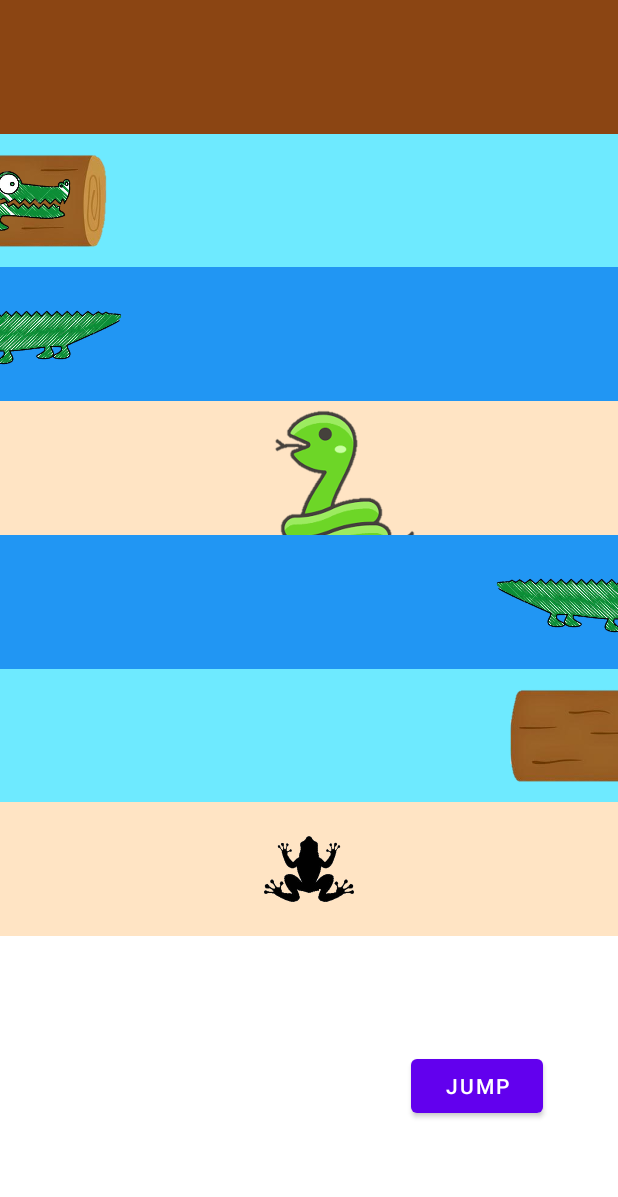
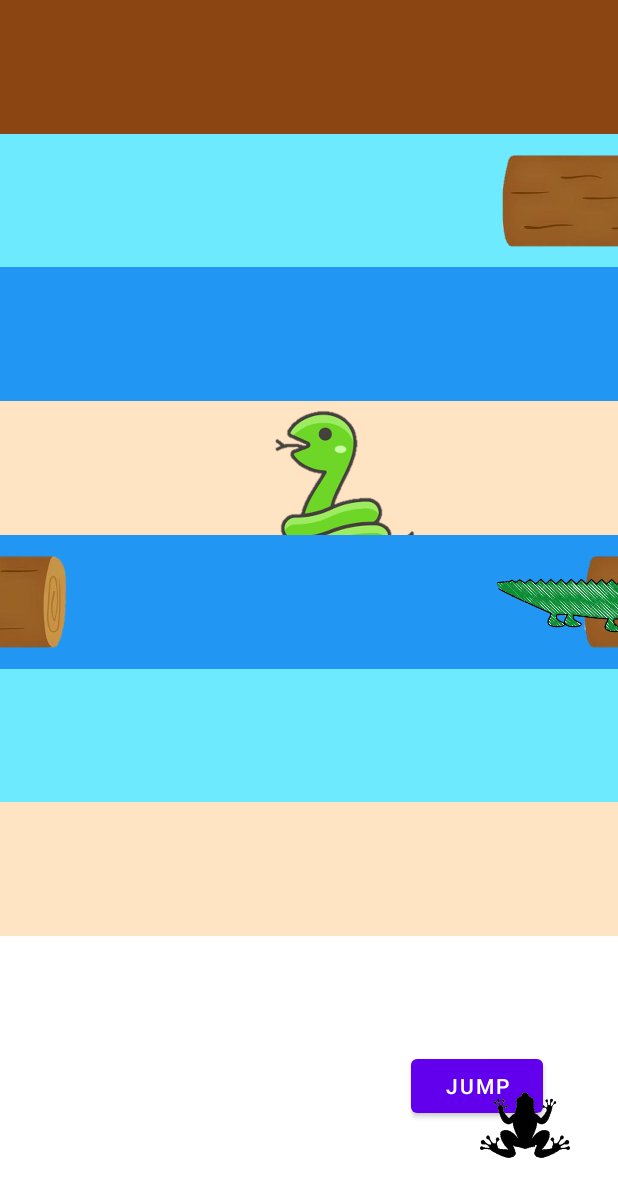
Before and after one commit to JiHyeonMon/AndroidFrogGame, an Android app: the screen it shows after launch (MainActivity), after a tap on "JUMP", on a phone screen of 412 x 824 dp. Shown: the top 1197 px of the screen. Run offline under Robolectric (Android 15) with nearby library versions, the phone set to English and light mode, and no system bars.

Commit message:
calculate location in MainActivity

```diff
--- /dev/null
+++ b/app/src/main/java/com/example/example/froggame/Callback.kt
@@ -0,0 +1,6 @@
+package com.example.example.froggame
+
+interface Callback {
+    fun callback()
+    fun dead()
+}
--- a/app/src/main/java/com/example/example/froggame/Crokerdail.kt
+++ b/app/src/main/java/com/example/example/froggame/Crokerdail.kt
@@ -7,6 +7,7 @@ import android.view.animation.AnimationUtils
 
 class Crokerdail(context: Context, reverse: Boolean) :
     androidx.appcompat.widget.AppCompatImageView(context) {
+    private var speed = 0
 
     init {
         setImageResource(R.drawable.crokerdail)
@@ -14,8 +15,10 @@ class Crokerdail(context: Context, reverse: Boolean) :
             rotationY = 180F
         }
     }
+    fun getSpeed(): Int = this.speed
 
     fun move(speed: Int) {
+        this.speed = speed
         val handler = Handler()
 
         val r: Runnable = object : Runnable {
--- a/app/src/main/java/com/example/example/froggame/MainActivity.kt
+++ b/app/src/main/java/com/example/example/froggame/MainActivity.kt
@@ -1,24 +1,24 @@
 package com.example.example.froggame
 
-import android.content.Context
 import androidx.appcompat.app.AppCompatActivity
 import android.os.Bundle
-import android.os.Handler
 import android.util.Log
 import android.widget.Button
 import android.widget.ImageView
 import android.widget.LinearLayout
 import android.widget.Toast
-import android.view.WindowManager
 import androidx.constraintlayout.widget.ConstraintLayout
-
+import android.view.ViewGroup
 
 class MainActivity : AppCompatActivity() {
+
+    var jumpCnt = 6
 
     private var height = 0
     private var width = 0
 
     lateinit var frog: ImageView
+    lateinit var frog1: Frog
 
     lateinit var layout1: LinearLayout
     lateinit var layout2: LinearLayout
@@ -28,6 +28,26 @@ class MainActivity : AppCompatActivity() {
     lateinit var layout6: LinearLayout
     lateinit var layout7: LinearLayout
     lateinit var layout: ConstraintLayout
+
+    lateinit var snake1: Snake
+    lateinit var snake2: Snake
+
+    lateinit var tree1InLayout6: Tree
+    lateinit var tree2InLayout6: Tree
+    lateinit var crokerdailInLayout6: Crokerdail
+
+    lateinit var tree1InLayout5: Tree
+    lateinit var tree2InLayout5: Tree
+    lateinit var crokerdailInLayout5: Crokerdail
+
+    lateinit var tree1InLayout3: Tree
+    lateinit var tree2InLayout3: Tree
+    lateinit var crokerdailInLayout3: Crokerdail
+
+    lateinit var tree1InLayout2: Tree
+    lateinit var tree2InLayout2: Tree
+    lateinit var crokerdailInLayout2: Crokerdail
+
 
     override fun onCreate(savedInstanceState: Bundle?) {
         super.onCreate(savedInstanceState)
@@ -45,44 +65,76 @@ class MainActivity : AppCompatActivity() {
         val btnJump = findViewById<Button>(R.id.btnJump)
         frog = findViewById(R.id.frog)
 
-//        setFrog()
+        gameStart()
+
+        btnJump.setOnClickListener {
+            frog1.y -= height
+
+            jumpCnt -= 1
+
+            when (jumpCnt) {
+                5 -> {
+                    checkFrog(tree1InLayout6, tree2InLayout6, crokerdailInLayout6)
+                }
+                4 -> {
+                    frog1.handler.removeCallbacks(frog1.r)
+                    checkFrog(tree1InLayout5, tree2InLayout5, crokerdailInLayout5)
+                }
+                3 -> {
+                    frog1.handler.removeCallbacks(frog1.r)
+
+                    snake1.checkFrog(frog1.x, frog1.x + frog1.width, callback)
+                    snake2.checkFrog(frog1.x, frog1.x + frog1.width, callback)
+                }
+                2 -> {
+                    frog1.handler.removeCallbacks(frog1.r)
+
+                    checkFrog(tree1InLayout3, tree2InLayout3, crokerdailInLayout3)
+                }
+                1 -> {
+                    frog1.handler.removeCallbacks(frog1.r)
+
+                    checkFrog(tree1InLayout2, tree2InLayout2, crokerdailInLayout2)
+                }
+                0 -> {
+                    frog1.handler.removeCallbacks(frog1.r)
+                }
+            }
+
+        }
+
+    }
+
+    override fun onWindowFocusChanged(hasFocus: Boolean) {
+        super.onWindowFocusChanged(hasFocus)
+        height = layout2.measuredHeight
+        width = layout2.measuredWidth
+    }
+
+    fun gameStart() {
+        setFrog()
         setSnake()
         startLayout2()
         startLayout3()
         startLayout5()
         startLayout6()
-
-        btnJump.setOnClickListener {
-            frog.y -= height
-
-            Toast.makeText(this, "${frog.x}  ${frog.x+width}", Toast.LENGTH_SHORT).show()
-
-        }
     }
 
     private fun setFrog() {
-        //액티비티의 최 상위 윈도우에 윈도우로 뷰 추가하기
-        val params = WindowManager.LayoutParams()
+        frog1 = Frog(this)
+        frog1.isDead(callback)
 
-        params.x = width/2-75
-        params.y = layout7.y.toInt()*6
-        frog = Frog(this)
-        frog.layoutParams = params
+        frog1.layoutParams = ViewGroup.LayoutParams(150, 150)
 
-        layout.addView(frog, 200, 200)
-
+        layout.addView(frog1)
+        frog1.y = 1050f
+        frog1.x = 450f
     }
 
-    override fun onWindowFocusChanged(hasFocus: Boolean) {
-        super.onWindowFocusChanged(hasFocus)
-
-        height = layout2.measuredHeight
-        width = layout2.measuredWidth
-    }
 
     private fun setSnake() {
-        val snake1 = Snake(this)
-        val snake2 = Snake(this)
+        snake1 = Snake(this)
+        snake2 = Snake(this)
 
         layout4.addView(snake1, 175, 175)
         layout4.addView(snake2, 175, 175)
@@ -90,74 +142,114 @@ class MainActivity : AppCompatActivity() {
 
     private fun startLayout2() {
         //toRight
-        val  layoutParams =  LinearLayout.LayoutParams(LinearLayout.LayoutParams.WRAP_CONTENT, LinearLayout.LayoutParams.MATCH_PARENT)
+        val layoutParams = LinearLayout.LayoutParams(
+            LinearLayout.LayoutParams.WRAP_CONTENT,
+            LinearLayout.LayoutParams.MATCH_PARENT
+        )
         layoutParams.weight = 1f
 
-        val tree1 = Tree(this)
-        val tree2 = Tree(this)
-        val crokerdail = Crokerdail(this, false)
+        tree1InLayout2 = Tree(this)
+        tree2InLayout2 = Tree(this)
+        crokerdailInLayout2 = Crokerdail(this, false)
 
-        layout2.addView(tree1, layoutParams)
-        layout2.addView(tree2, layoutParams)
-        layout2.addView(crokerdail, layoutParams)
-        tree1.move(5)
-        tree2.move(8)
-        crokerdail.move(6)
+        layout2.addView(tree1InLayout2, layoutParams)
+        layout2.addView(tree2InLayout2, layoutParams)
+        layout2.addView(crokerdailInLayout2, layoutParams)
+        tree1InLayout2.move((3..6).random())
+        tree2InLayout2.move((3..6).random())
+        crokerdailInLayout2.move((3..6).random())
     }
 
     private fun startLayout3() {
         // toLeft
-        val  layoutParams =  LinearLayout.LayoutParams(LinearLayout.LayoutParams.WRAP_CONTENT, LinearLayout.LayoutParams.MATCH_PARENT)
+        val layoutParams = LinearLayout.LayoutParams(
+            LinearLayout.LayoutParams.WRAP_CONTENT,
+            LinearLayout.LayoutParams.MATCH_PARENT
+        )
         layoutParams.weight = 1f
 
-        val tree1 = Tree(this)
-        val tree2 = Tree(this)
-        val crokerdail = Crokerdail(this, true)
+        tree1InLayout3 = Tree(this)
+        tree2InLayout3 = Tree(this)
+        crokerdailInLayout3 = Crokerdail(this, true)
 
-        layout3.addView(tree1, layoutParams)
-        layout3.addView(tree2, layoutParams)
-        layout3.addView(crokerdail, layoutParams)
-        tree1.move(-3)
-        tree2.move(-5)
-        crokerdail.move(-4)
+        layout3.addView(tree1InLayout3, layoutParams)
+        layout3.addView(tree2InLayout3, layoutParams)
+        layout3.addView(crokerdailInLayout3, layoutParams)
+        tree1InLayout3.move((-6..-3).random())
+        tree2InLayout3.move((-6..-3).random())
+        crokerdailInLayout3.move((-6..-3).random())
     }
 
     private fun startLayout5() {
         //toRight
-        val  layoutParams =  LinearLayout.LayoutParams(LinearLayout.LayoutParams.WRAP_CONTENT, LinearLayout.LayoutParams.MATCH_PARENT)
+        val layoutParams = LinearLayout.LayoutParams(
+            LinearLayout.LayoutParams.WRAP_CONTENT,
+            LinearLayout.LayoutParams.MATCH_PARENT
+        )
         layoutParams.weight = 1f
 
-        val tree1 = Tree(this)
-        val tree2 = Tree(this)
-        val crokerdail = Crokerdail(this, false)
+        tree1InLayout5 = Tree(this)
+        tree2InLayout5 = Tree(this)
+        crokerdailInLayout5 = Crokerdail(this, false)
 
-        layout5.addView(tree1, layoutParams)
-        layout5.addView(tree2, layoutParams)
-        layout5.addView(crokerdail, layoutParams)
-        tree1.move(3)
-        tree2.move(5)
-        crokerdail.move(4)
+        layout5.addView(tree1InLayout5, layoutParams)
+        layout5.addView(tree2InLayout5, layoutParams)
+        layout5.addView(crokerdailInLayout5, layoutParams)
+        tree1InLayout5.move((3..6).random())
+        tree2InLayout5.move((3..6).random())
+        crokerdailInLayout5.move((3..6).random())
     }
 
     private fun startLayout6() {
         // toLeft
-        val  layoutParams =  LinearLayout.LayoutParams(LinearLayout.LayoutParams.WRAP_CONTENT, LinearLayout.LayoutParams.MATCH_PARENT)
+        val layoutParams = LinearLayout.LayoutParams(
+            LinearLayout.LayoutParams.WRAP_CONTENT,
+            LinearLayout.LayoutParams.MATCH_PARENT
+        )
         layoutParams.weight = 1f
 
-        val tree1 = Tree(this)
-        val tree2 = Tree(this)
-        val crokerdail = Crokerdail(this, true)
+        tree1InLayout6 = Tree(this)
+        tree2InLayout6 = Tree(this)
+        crokerdailInLayout6 = Crokerdail(this, true)
 
-        layout6.addView(tree1, layoutParams)
-        layout6.addView(tree2, layoutParams)
-        layout6.addView(crokerdail, layoutParams)
-        tree1.move(-5)
-        tree2.move(-8)
-        crokerdail.move(-6)
+        layout6.addView(tree1InLayout6, layoutParams)
+        layout6.addView(tree2InLayout6, layoutParams)
+        layout6.addView(crokerdailInLayout6, layoutParams)
+        tree1InLayout6.move((-6..-3).random())
+        tree2InLayout6.move((-6..-3).random())
+        crokerdailInLayout6.move((-6..-3).random())
 
     }
 
-    interface check {
-        fun check(xF: Int, wF:Int)
+    fun checkFrog(tree1: Tree, tree2: Tree, crokerdail: Crokerdail) {
+        if (frog1.x >= tree1.x &&
+            frog1.x + frog1.width <= tree1.x + tree1.width
+        ) {
+            Log.e("tree1 Speed", "${tree1.getSpeed()}")
+            frog1.move(tree1.getSpeed())
+        }else if (frog1.x >= tree2.x &&
+            frog1.x + frog1.width <= tree2.x + tree2.width
+        ) {
+            Log.e("tree1 Speed", "${tree2.getSpeed()}")
+            frog1.move(tree2.getSpeed())
+        } else if (frog1.x >= crokerdail.x &&
+            frog1.x + frog1.width <= crokerdail.x + crokerdail.width
+        ) {
+            Log.e("tree1 Speed", "${crokerdail.getSpeed()}")
+            frog1.move(crokerdail.getSpeed())
+        } else {
+            Toast.makeText(this, "[3] Frog Dead - The End", Toast.LENGTH_SHORT).show()
+        }
+    }
+
+    val callback = object : Callback {
+        override fun callback() {
+            Toast.makeText(this@MainActivity, "[2] Meet Snake - The End", Toast.LENGTH_SHORT).show()
+        }
+
+        override fun dead() {
+            gameStart()
+            jumpCnt = 6
+        }
     }
 }
--- a/app/src/main/java/com/example/example/froggame/Snake.kt
+++ b/app/src/main/java/com/example/example/froggame/Snake.kt
@@ -1,23 +1,23 @@
 package com.example.example.froggame
 
 import android.content.Context
+import android.graphics.Color
+import android.util.Log
 import android.widget.ImageView
 import android.widget.Toast
 
-class Snake(context: Context) : androidx.appcompat.widget.AppCompatImageView(context), MainActivity.check {
+class Snake(context: Context) : androidx.appcompat.widget.AppCompatImageView(context){
 
     init {
         setImageResource(R.drawable.snake)
+//        setBackgroundColor(Color.BLACK)
         x = (0..1080).random().toFloat()
     }
 
-    override fun check(xF: Int, wF:Int) {
-        if (xF>x){
-            Toast.makeText(context, "frog is bigger", Toast.LENGTH_SHORT).show()
+    fun checkFrog(lFrog: Float, rFrog:Float, callback: Callback) {
+//        Log.e("in checkFrog", "$lFrog $rFrog ${this.x}  ${this.x+this.width}")
+        if ((this.x<rFrog && this.x+this.width>rFrog) || (this.x+this.width>lFrog && this.x<lFrog)){
+            callback.callback()
         }
-        Toast.makeText(context, "$xF  $x", Toast.LENGTH_SHORT).show()
-
     }
-
-
 }
--- a/app/src/main/java/com/example/example/froggame/Tree.kt
+++ b/app/src/main/java/com/example/example/froggame/Tree.kt
@@ -4,17 +4,23 @@ import android.content.Context
 import android.os.Handler
 
 class Tree(context: Context) : androidx.appcompat.widget.AppCompatImageView(context) {
+    private var speed = 0
 
     init {
         setImageResource(R.drawable.tree)
         scaleType = ScaleType.CENTER_CROP
     }
 
+    fun getSpeed(): Int = this.speed
+
     fun move(speed: Int) {
+        this.speed = speed
+
+
         val handler = Handler()
-
-        val r: Runnable = object : Runnable {
+        handler.postDelayed(object : Runnable {
             override fun run() {
+                if (true) {
                     if (speed > 0) {
                         x += speed
                         if (x > 1080) {
@@ -26,17 +32,9 @@ class Tree(context: Context) : androidx.appcompat.widget.AppCompatImageView(cont
                             x = 1080F
                         }
                     }
-
                     handler.postDelayed(this, 10)
                 }
             }
-
-        handler.postDelayed(r, 1000)
-
+        }, 1000)
     }
-
-//    fun check(frog_x: Int, frog_w: Int) {
-//        if (frog_x > x &&)
-//    }
-
 }
--- a/app/src/main/res/layout/activity_main.xml
+++ b/app/src/main/res/layout/activity_main.xml
@@ -121,9 +121,11 @@
 
     <ImageView
         android:id="@+id/frog"
-        android:layout_width="100dp"
-        android:layout_height="100dp"
+        android:layout_width="75dp"
+        android:layout_height="75dp"
         android:src="@drawable/frog"
+        android:background="@color/brown"
+        android:visibility="gone"
         app:layout_constraintBottom_toTopOf="@+id/layout8"
         app:layout_constraintEnd_toEndOf="parent"
         app:layout_constraintStart_toStartOf="parent"
```
Also changed, not shown: app/src/main/java/com/example/example/froggame/Frog.kt (+31 -30 lines), app/src/main/res/layout/crokerdail_to_left.xml (deleted, +0 -15 lines), app/src/main/res/layout/crokerdail_to_right.xml (deleted, +0 -14 lines), app/src/main/res/layout/snake.xml (deleted, +0 -14 lines), app/src/main/res/layout/tree.xml (deleted, +0 -15 lines). Lines whose indentation alone changed are shown as unchanged.
